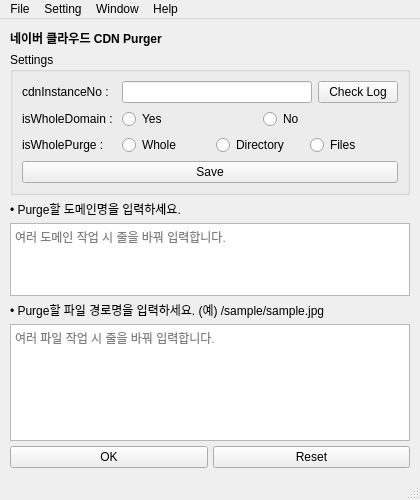
homubee/Ncloud-CdnPurger, file res/ui/MainWindow.ui: the form before one commit.
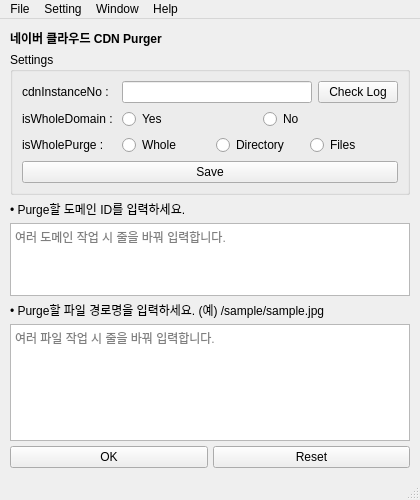
The form after the commit.

```diff
--- a/res/ui/MainWindow.ui
+++ b/res/ui/MainWindow.ui
@@ -165,7 +165,7 @@
     <item>
      <widget class="QLabel" name="label_domainEdit">
       <property name="text">
-       <string>• Purge할 도메인명을 입력하세요.</string>
+       <string>• Purge할 도메인 ID를 입력하세요.</string>
       </property>
      </widget>
     </item>
```
Left out of the diff: 8 changed lines with no effect on the pictures.
